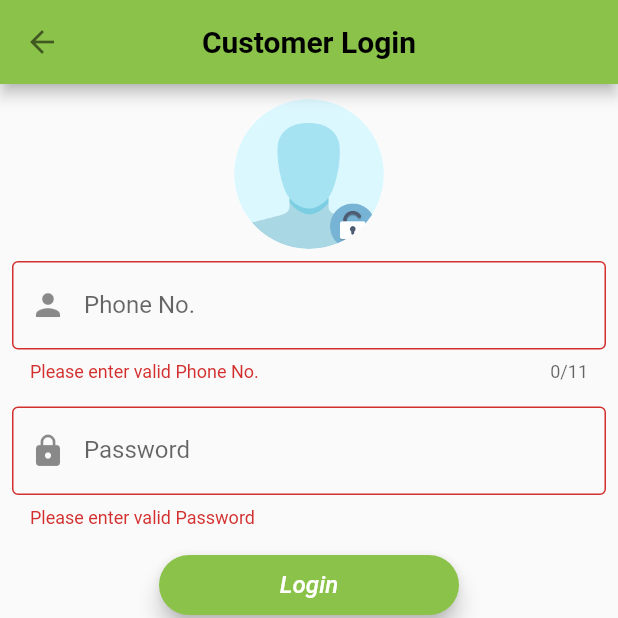
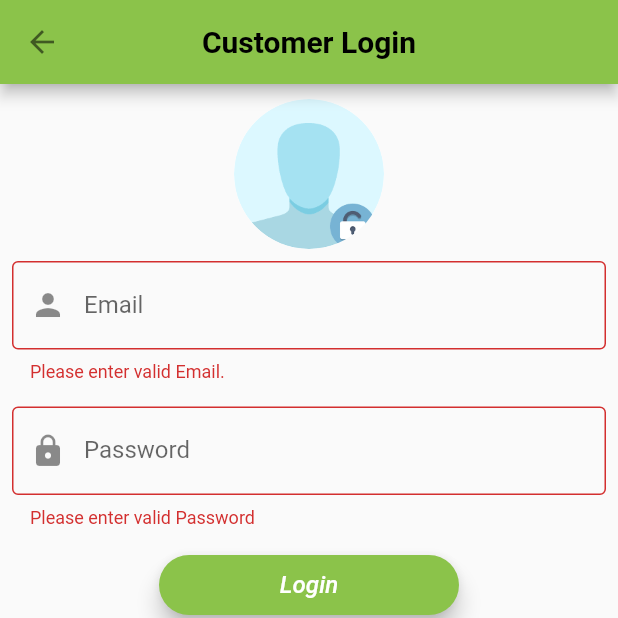
Before and after one commit to 1nzi/Home-Services-Provider, a Flutter app: the screen it shows after launch, after a tap on "Login As Customer", after a tap on "Login", on a phone screen of 412 x 824 dp, the top half of it. Run offline on Flutter 3.47's test engine with Material 2 defaults, Android fonts, the phone set to English and light mode, and no system bars; our stand-ins replace cloud_firestore, datetime_picker_formfield, device_preview, firebase_auth, flutter_rating_bar, image_picker and 1 more; accounts and stored records are empty.

Commit message:
Customer Signin from firebase

```diff
--- a/lib/View/customer/c_login.dart
+++ b/lib/View/customer/c_login.dart
@@ -13,12 +13,14 @@ class CustomerLogin extends StatefulWidget {
   @override
   _CustomerLoginState createState() => _CustomerLoginState();
 }
+final TextEditingController _email = new TextEditingController();
+final TextEditingController _password = new TextEditingController();
 
 
 class _CustomerLoginState extends State<CustomerLogin> {
   final _scaffoldKey = GlobalKey<ScaffoldState>();
   final GlobalKey<FormState> _formKey = GlobalKey<FormState>();
-  String _ph, _passw;
+
   @override
   Widget build(BuildContext context) {
     return Scaffold(
@@ -54,41 +56,37 @@ class _CustomerLoginState extends State<CustomerLogin> {
                 Padding(
                   padding: EdgeInsets.all(8.0),
                   child: TextFormField(
+                    controller: _email,
 
-                    maxLength: 11,
-                    keyboardType: TextInputType.number,
+                    keyboardType: TextInputType.emailAddress,
                     textInputAction: TextInputAction.next,
-                    inputFormatters: [WhitelistingTextInputFormatter.digitsOnly],
 
                     decoration: const InputDecoration(
-                      labelText: 'Phone No.',
-                      hintText: '03001234567',
+                      labelText: 'Email',
+                      hintText: 'abc@gmail.com',
                       prefixIcon: Icon(Icons.person),
                       border: OutlineInputBorder(),
                     ),
 
                     validator: (value) {
-                      if (value.isEmpty && value.length<11 ) {
-                        return 'Please enter valid Phone No.';
-                      }else if(!value.contains('03004046580'))
-                        {
-                          return 'This Phone No. is not Registered';
-                        }
+                      if (!value.contains('@') && !value.contains('.')   ) {
+                        return 'Please enter valid Email.';
+                      }
                       return null;
                     },
-                    onSaved: (value)=> _ph = value,
                   ),
                 ),
                 Padding(
                   padding: EdgeInsets.all(8.0),
                   child: TextFormField(
+                    controller: _password,
+
                     validator: (value) {
                       if (value.isEmpty) {
                         return 'Please enter valid Password';
                       }
                       return null;
                     },
-                    onSaved: (value)=> _passw = value,
 
                     obscureText: true,
                     decoration: const InputDecoration(
@@ -121,20 +119,20 @@ class _CustomerLoginState extends State<CustomerLogin> {
                   ),
                   onPressed: () async {
                     if(_formKey.currentState.validate()) {
-                      dynamic result = signin();
+                      dynamic result =await signin();
 
-                      if (result == null) {
-                        _scaffoldKey.currentState.showSnackBar(SnackBar(
-                          content: Text('Invalid User Credential'),
-                            duration: Duration(seconds: 3),
-                        ));
-                      } else {
+                       if (result is FirebaseUser ) {
                         Navigator.pop(context);
                         Navigator.push(
                             context,
                             MaterialPageRoute(
                                 builder: (context) => CustomerHome()));
-                      }
+                      } else {
+                         _scaffoldKey.currentState.showSnackBar(SnackBar(
+                           content: Text('Incorrect Email Address or Password'),
+                           duration: Duration(seconds: 5),
+                         ));
+                       }
                     }
                   }
               ),
@@ -189,14 +187,14 @@ class _CustomerLoginState extends State<CustomerLogin> {
         ));
   }
 
-  Future <void> signin() async{
+  Future  signin() async{
      try {
         AuthResult authResult = await FirebaseAuth.instance
-            .signInWithEmailAndPassword(email: _ph, password: _passw);
+            .signInWithEmailAndPassword(email: _email.text, password: _password.text);
         FirebaseUser user = authResult.user;
         return user;
-      }catch(e) {
-        print(e.toString());
+      }catch(signinError) {
+        print(signinError.toString());
         return null;
       }
     }
--- a/lib/View/customer/c_signup_2.dart
+++ b/lib/View/customer/c_signup_2.dart
@@ -23,7 +23,6 @@ final TextEditingController _confirmPassword = new TextEditingController();
 final FocusNode _addressFocus = FocusNode();
 final FocusNode _passwordFocus = FocusNode();
 final _formKey = GlobalKey<FormState>();
-final _scaffoldKey = GlobalKey<ScaffoldState>();
 
 // ignore: non_constant_identifier_names
 String City = 'Lahore';
```
